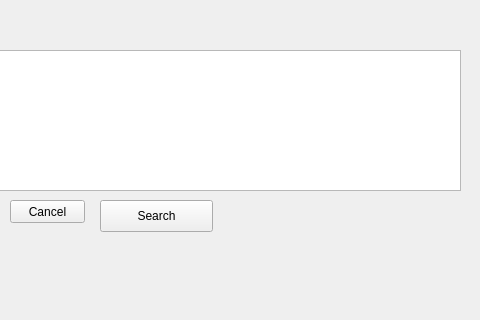
This is gui.ui in annakrih/T113VLN1-3 as Qt 5 draws it before an edit; both pictures show x 320 to 800 and y 0 to 320 of the 800 by 600 pixel window. The edited form follows.
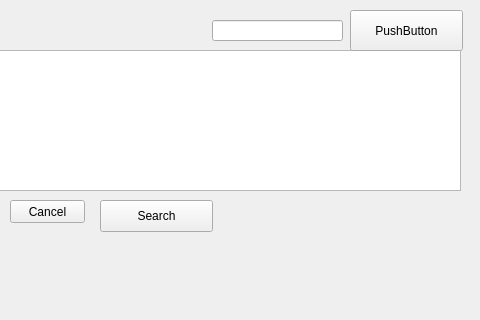
This is the edited form.

```diff
--- a/gui.ui
+++ b/gui.ui
@@ -121,6 +121,29 @@
      <string>Search</string>
     </property>
    </widget>
+   <widget class="QPushButton" name="pushButton">
+    <property name="geometry">
+     <rect>
+      <x>670</x>
+      <y>10</y>
+      <width>113</width>
+      <height>41</height>
+     </rect>
+    </property>
+    <property name="text">
+     <string>PushButton</string>
+    </property>
+   </widget>
+   <widget class="QLineEdit" name="lineEdit">
+    <property name="geometry">
+     <rect>
+      <x>532</x>
+      <y>20</y>
+      <width>131</width>
+      <height>21</height>
+     </rect>
+    </property>
+   </widget>
   </widget>
   <widget class="QMenuBar" name="menubar">
    <property name="geometry">
```
